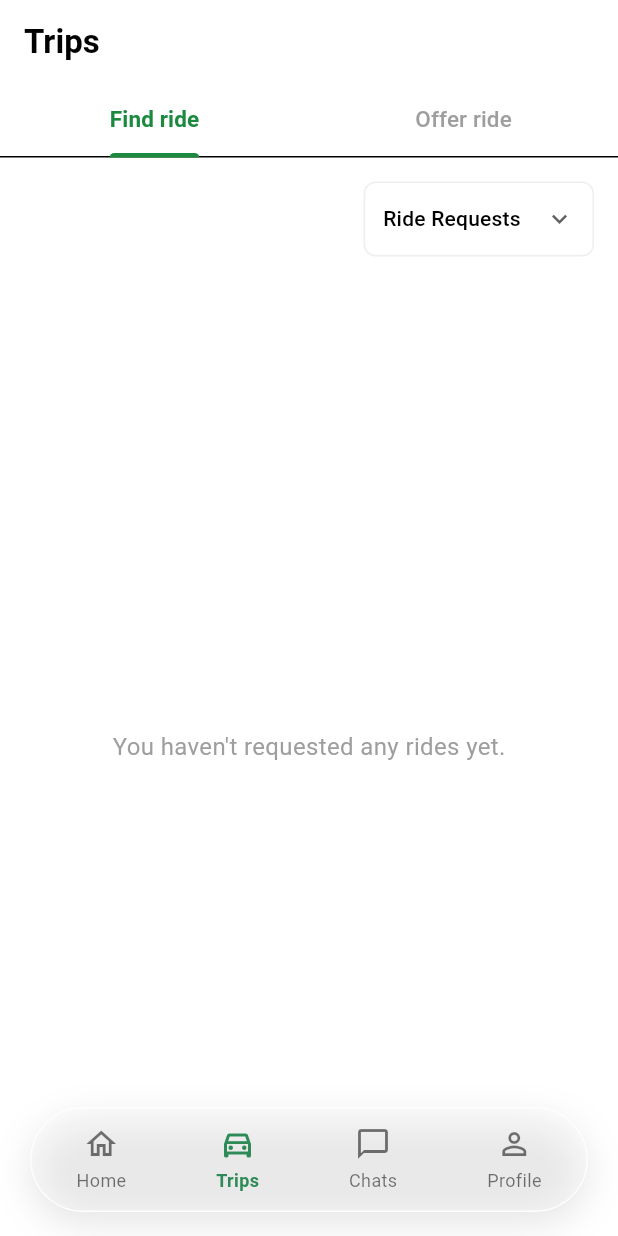
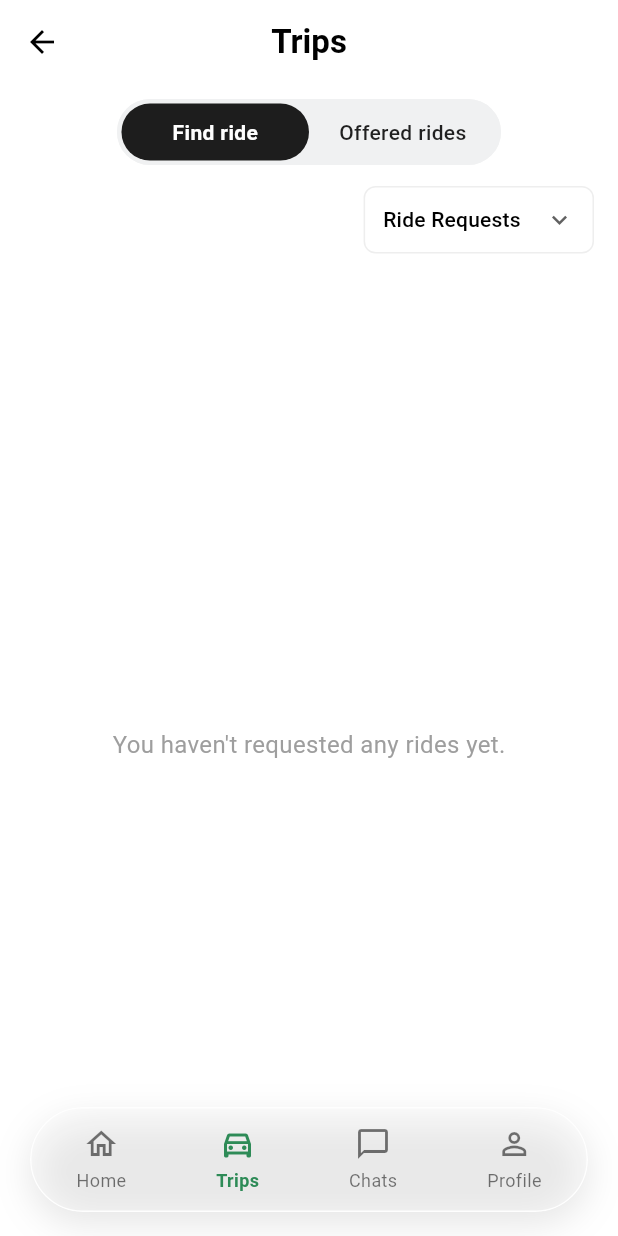
Before and after one commit to kinjal-ascendion/AcePool, a Flutter app: the MainShellPage screen opened by its route, item 2 of the bottom bar chosen, on a phone screen of 412 x 824 dp. Run offline on Flutter 3.47's test engine with Material 3 defaults, Android fonts, the phone set to English and light mode, and no system bars; our stand-ins replace audioplayers, cloud_firestore, equatable, firebase_auth, firebase_core, firebase_storage and 7 more; missing offline and left inert: google_mlkit_text_recognition, record, validifydart; accounts and stored records are empty.

Commit message:
Tab bar change for trip page

```diff
--- a/lib/features/home/presentation/pages/main_shell_page.dart
+++ b/lib/features/home/presentation/pages/main_shell_page.dart
@@ -50,7 +50,10 @@ class _MainShellPageState extends State<MainShellPage> {
           index: _currentIndex,
           children: [
             HomePage(onViewAllTrips: _goToTrips, onOpenProfile: _goToProfile),
-            TripsPage(key: ValueKey(_tripsRefreshKey)),
+            TripsPage(
+              key: ValueKey(_tripsRefreshKey),
+              onBack: () => setState(() => _currentIndex = 0),
+            ),
             ChatListPage(onBack: () => setState(() => _currentIndex = 0)),
             const ProfilePage(),
           ],
--- a/lib/features/trips/presentation/pages/trips_page.dart
+++ b/lib/features/trips/presentation/pages/trips_page.dart
@@ -15,7 +15,9 @@ import 'package:flutter_bloc/flutter_bloc.dart';
 import 'package:google_maps_flutter/google_maps_flutter.dart';
 
 class TripsPage extends StatefulWidget {
-  const TripsPage({super.key});
+  const TripsPage({super.key, this.onBack});
+
+  final VoidCallback? onBack;
 
   @override
   State<TripsPage> createState() => _TripsPageState();
@@ -33,7 +35,7 @@ class _TripsPageState extends State<TripsPage>
   late String _findRideFilter;
   static const _findRideFilters = ['Suggested Rides', 'Ride Requests'];
 
-  static const _tabs = ['Find ride', 'Offer ride'];
+  static const _tabs = ['Find ride', 'Offered rides'];
 
   static final _db = FirebaseFirestore.instanceFor(
     app: Firebase.app(),
@@ -422,28 +424,80 @@ final matchRadiusKm =
     }
   }
 
+  Widget _buildTabToggle() {
+    return Center(
+      child: Container(
+        height: 44,
+        padding: const EdgeInsets.all(3),
+        decoration: BoxDecoration(
+          color: const Color(0xFFF0F1F2),
+          borderRadius: BorderRadius.circular(32),
+          boxShadow: [
+            BoxShadow(
+              color: AppColors.black.withValues(alpha: 0.10),
+              blurRadius: 5,
+              blurStyle: BlurStyle.inner,
+            ),
+          ],
+        ),
+        child: IntrinsicWidth(
+          child: Row(
+            crossAxisAlignment: CrossAxisAlignment.stretch,
+            children: List.generate(_tabs.length, (i) {
+              final selected = _tabController.index == i;
+              return Expanded(
+                child: GestureDetector(
+                  onTap: () => _tabController.animateTo(i),
+                  child: AnimatedContainer(
+                    duration: const Duration(milliseconds: 200),
+                    alignment: Alignment.center,
+                    padding: const EdgeInsets.symmetric(horizontal: 20),
+                    decoration: BoxDecoration(
+                      color: selected
+                          ? AppColors.toggleActiveBlack
+                          : AppColors.transparent,
+                      borderRadius: BorderRadius.circular(26),
+                    ),
+                    child: Text(
+                      _tabs[i],
+                      style: TextStyle(
+                        color: selected ? AppColors.white : AppColors.black87,
+                        fontWeight:
+                            selected ? FontWeight.w700 : FontWeight.w500,
+                        fontSize: 14,
+                      ),
+                    ),
+                  ),
+                ),
+              );
+            }),
+          ),
+        ),
+      ),
+    );
+  }
+
   @override
   Widget build(BuildContext context) {
     return Scaffold(
       backgroundColor: AppColors.white,
       appBar: AppBar(
+        leading: IconButton(
+          icon: const Icon(Icons.arrow_back, color: AppColors.black),
+          onPressed: widget.onBack ?? () => Navigator.of(context).pop(),
+        ),
         title: const Text('Trips',
             style: TextStyle(fontWeight: FontWeight.bold, fontSize: 22)),
-        centerTitle: false,
+        centerTitle: true,
         backgroundColor: AppColors.white,
         elevation: 0,
         scrolledUnderElevation: 0,
-        bottom: TabBar(
-          controller: _tabController,
-          tabs: _tabs.map((t) => Tab(text: t)).toList(),
-          labelColor: AppColors.primaryGreen,
-          unselectedLabelColor: AppColors.grey500,
-          indicatorColor: AppColors.primaryGreen,
-          indicatorWeight: 3,
-          labelStyle:
-              const TextStyle(fontWeight: FontWeight.bold, fontSize: 15),
-          unselectedLabelStyle:
-              const TextStyle(fontWeight: FontWeight.w500, fontSize: 15),
+        bottom: PreferredSize(
+          preferredSize: const Size.fromHeight(60),
+          child: Padding(
+            padding: const EdgeInsets.fromLTRB(16, 4, 16, 6),
+            child: _buildTabToggle(),
+          ),
         ),
       ),
       body: TabBarView(
@@ -453,12 +507,14 @@ final matchRadiusKm =
           Column(
             children: [
               Padding(
-                padding: const EdgeInsets.fromLTRB(16, 16, 16, 0),
+                padding: const EdgeInsets.fromLTRB(16, 8, 16, 0),
                 child: Row(
                   mainAxisAlignment: MainAxisAlignment.end,
                   children: [
                     Container(
+                      height: 45,
                       padding: const EdgeInsets.symmetric(horizontal: 12),
+                      alignment: Alignment.center,
                       decoration: BoxDecoration(
                         color: AppColors.white,
                         borderRadius: BorderRadius.circular(8),
@@ -467,6 +523,7 @@ final matchRadiusKm =
                       child: DropdownButtonHideUnderline(
                         child: DropdownButton<String>(
                           value: _findRideFilter,
+                          isDense: true,
                           items: _findRideFilters
                               .map((f) => DropdownMenuItem(
                                     value: f,
@@ -1435,7 +1492,7 @@ class _RequestedRideCardState extends State<_RequestedRideCard> {
                   bottomRight: Radius.circular(20),
                 ),
                 child: ColoredBox(
-                  color: AppColors.grey500,
+                  color: AppColors.primaryGreen,
                   child: Padding(
                     padding: const EdgeInsets.symmetric(horizontal: 12, vertical: 8),
                     child: Row(
```
